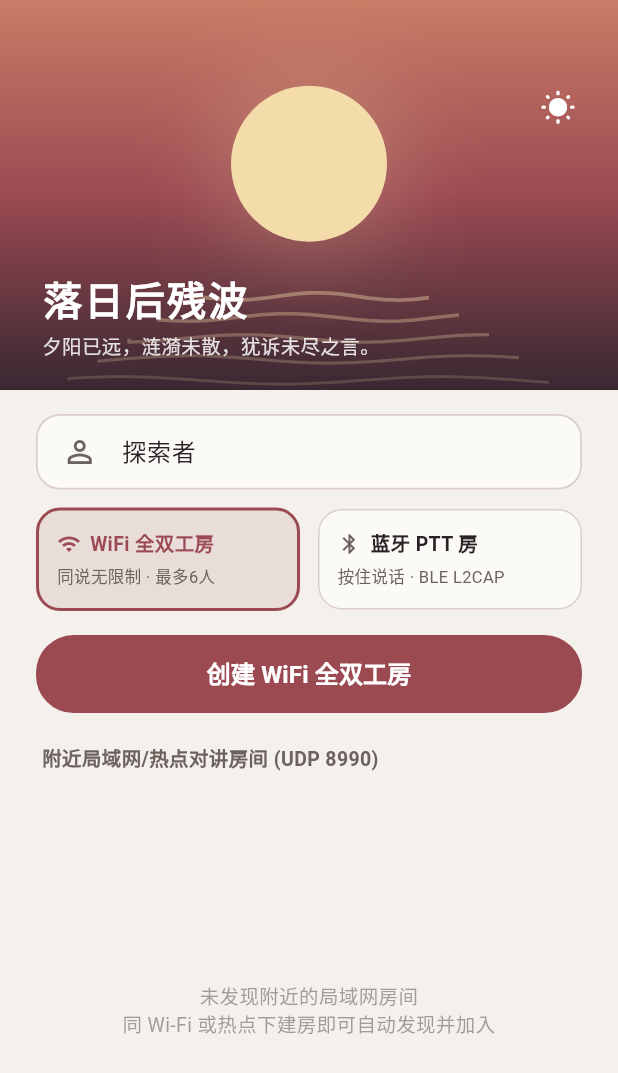
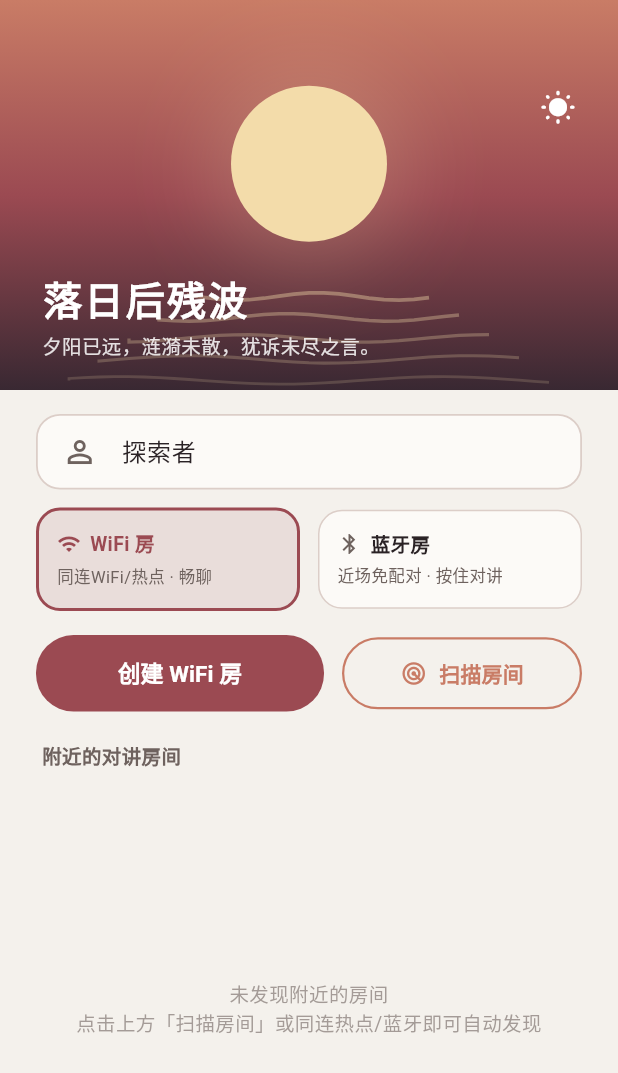
Before and after one commit to Starlordzz/sunsetripple, a Flutter app: the screen it shows after launch, on a phone screen of 412 x 824 dp. Shown: the top 1073 px of the screen. Run offline on Flutter 3.47's test engine with Material 3 defaults, Android fonts, the phone set to English and light mode, and no system bars; missing offline and left inert: dart:ffi.

Commit message:
fix(ui): add scan button, remove technical jargon, fix platform audio channel

```diff
--- a/lib/ui/pages/home_page.dart
+++ b/lib/ui/pages/home_page.dart
@@ -7,7 +7,7 @@ import '../theme/app_theme.dart';
 import '../widgets/celestial_canvas.dart';
 import 'room_page.dart';
 
-/// SunsetRipple Homepage with Full Feature Parity (WiFi Direct & Bluetooth PTT Modes).
+/// SunsetRipple Homepage.
 class HomePage extends StatefulWidget {
   final bool isNight;
   final VoidCallback onToggleTheme;
@@ -27,12 +27,23 @@ class _HomePageState extends State<HomePage> {
   final _lanDiscovery = LanRoomDiscovery();
   late AudioIo _audioIo;
   RoomMode _selectedMode = RoomMode.wifiFullDuplex;
+  bool _isScanning = false;
 
   @override
   void initState() {
     super.initState();
     _audioIo = PlatformAudioChannel();
+    _startScan();
+  }
+
+  void _startScan() {
+    setState(() => _isScanning = true);
     _lanDiscovery.startListening();
+    Future.delayed(const Duration(seconds: 2), () {
+      if (mounted) {
+        setState(() => _isScanning = false);
+      }
+    });
   }
 
   @override
@@ -129,7 +140,7 @@ class _HomePageState extends State<HomePage> {
 
             const SizedBox(height: 12),
 
-            // 3. Room Mode Selector (WiFi Direct / LAN Full-Duplex vs Bluetooth PTT)
+            // 3. Room Mode Selector (WiFi 房 vs 蓝牙房)
             Padding(
               padding: const EdgeInsets.symmetric(horizontal: 24),
               child: Row(
@@ -137,8 +148,8 @@ class _HomePageState extends State<HomePage> {
                   Expanded(
                     child: _ModeSelectChip(
                       icon: Icons.wifi,
-                      title: "WiFi 全双工房",
-                      subtitle: "同说无限制 · 最多6人",
+                      title: "WiFi 房",
+                      subtitle: "同连WiFi/热点 · 畅聊",
                       isSelected: _selectedMode == RoomMode.wifiFullDuplex,
                       isNight: isNight,
                       onTap: () => setState(() => _selectedMode = RoomMode.wifiFullDuplex),
@@ -148,8 +159,8 @@ class _HomePageState extends State<HomePage> {
                   Expanded(
                     child: _ModeSelectChip(
                       icon: Icons.bluetooth,
-                      title: "蓝牙 PTT 房",
-                      subtitle: "按住说话 · BLE L2CAP",
+                      title: "蓝牙房",
+                      subtitle: "近场免配对 · 按住对讲",
                       isSelected: _selectedMode == RoomMode.bluetoothPtt,
                       isNight: isNight,
                       onTap: () => setState(() => _selectedMode = RoomMode.bluetoothPtt),
@@ -161,11 +172,13 @@ class _HomePageState extends State<HomePage> {
 
             const SizedBox(height: 16),
 
-            // 4. Create Room Button
+            // 4. Action Buttons (创建房间 + 扫描搜房)
             Padding(
               padding: const EdgeInsets.symmetric(horizontal: 24),
-              child: SizedBox(
-                width: double.infinity,
+              child: Row(
+                children: [
+                  Expanded(
+                    flex: 6,
                     child: ElevatedButton(
                       onPressed: _onCreateRoom,
                       style: ElevatedButton.styleFrom(
@@ -178,10 +191,51 @@ class _HomePageState extends State<HomePage> {
                         elevation: 0,
                       ),
                       child: Text(
-                    _selectedMode == RoomMode.wifiFullDuplex ? "创建 WiFi 全双工房" : "创建蓝牙 PTT 房",
-                    style: const TextStyle(fontSize: 16, fontWeight: FontWeight.bold),
+                        _selectedMode == RoomMode.wifiFullDuplex ? "创建 WiFi 房" : "创建蓝牙房",
+                        style: const TextStyle(fontSize: 15, fontWeight: FontWeight.bold),
                       ),
                     ),
+                  ),
+                  const SizedBox(width: 12),
+                  Expanded(
+                    flex: 5,
+                    child: OutlinedButton.icon(
+                      onPressed: _isScanning ? null : _startScan,
+                      icon: _isScanning
+                          ? SizedBox(
+                              width: 16,
+                              height: 16,
+                              child: CircularProgressIndicator(
+                                strokeWidth: 2,
+                                color: isNight ? AppTheme.moonSilverWhite : AppTheme.sunsetCoral,
+                              ),
+                            )
+                          : Icon(
+                              Icons.radar,
+                              size: 18,
+                              color: isNight ? AppTheme.moonSilverWhite : AppTheme.sunsetCoral,
+                            ),
+                      label: Text(
+                        _isScanning ? "正在扫描" : "扫描房间",
+                        style: TextStyle(
+                          fontSize: 14,
+                          fontWeight: FontWeight.bold,
+                          color: isNight ? AppTheme.moonSilverWhite : AppTheme.sunsetCoral,
+                        ),
+                      ),
+                      style: OutlinedButton.styleFrom(
+                        side: BorderSide(
+                          color: isNight ? AppTheme.nightSkyBlue : AppTheme.sunsetCoral,
+                          width: 1.5,
+                        ),
+                        padding: const EdgeInsets.symmetric(vertical: 14),
+                        shape: RoundedRectangleBorder(
+                          borderRadius: BorderRadius.circular(25),
+                        ),
+                      ),
+                    ),
+                  ),
+                ],
               ),
             ),
 
@@ -190,16 +244,26 @@ class _HomePageState extends State<HomePage> {
             // 5. Discovered Rooms List Header
             Padding(
               padding: const EdgeInsets.symmetric(horizontal: 28),
-              child: Align(
-                alignment: Alignment.centerLeft,
-                child: Text(
-                  "附近局域网/热点对讲房间 (UDP 8990)",
+              child: Row(
+                mainAxisAlignment: MainAxisAlignment.spaceBetween,
+                children: [
+                  Text(
+                    "附近的对讲房间",
                     style: TextStyle(
                       color: textSecondary,
                       fontSize: 13,
                       fontWeight: FontWeight.w600,
                     ),
                   ),
+                  if (_isScanning)
+                    Text(
+                      "正在探测...",
+                      style: TextStyle(
+                        color: isNight ? AppTheme.nightSkyBlue : AppTheme.sunsetCoral,
+                        fontSize: 12,
+                      ),
+                    ),
+                ],
               ),
             ),
 
@@ -215,7 +279,7 @@ class _HomePageState extends State<HomePage> {
                   if (rooms.isEmpty) {
                     return Center(
                       child: Text(
-                        "未发现附近的局域网房间\n同 Wi-Fi 或热点下建房即可自动发现并加入",
+                        "未发现附近的房间\n点击上方「扫描房间」或同连热点/蓝牙即可自动发现",
                         textAlign: TextAlign.center,
                         style: TextStyle(color: textSecondary.withValues(alpha: 0.6), fontSize: 13),
                       ),
@@ -285,7 +349,7 @@ class _HomePageState extends State<HomePage> {
 
   void _onCreateRoom() async {
     final nickname = _nicknameController.text.trim().isEmpty ? "探索者" : _nicknameController.text.trim();
-    final roomName = _selectedMode == RoomMode.wifiFullDuplex ? "$nickname 的 WiFi 全双工房" : "$nickname 的蓝牙对讲房";
+    final roomName = _selectedMode == RoomMode.wifiFullDuplex ? "$nickname 的 WiFi 房" : "$nickname 的蓝牙房";
 
     final session = RoomSession(
       audioIo: _audioIo,
--- a/lib/ui/pages/room_page.dart
+++ b/lib/ui/pages/room_page.dart
@@ -8,7 +8,7 @@ import '../widgets/member_orbit.dart';
 import '../widgets/ptt_button.dart';
 import 'diagnostics_sheet.dart';
 
-/// Full Feature Parity Intercom Room Screen (Full-Duplex & PTT).
+/// SunsetRipple Intercom Room Screen.
 class RoomPage extends StatefulWidget {
   final RoomSession session;
   final bool isNight;
@@ -73,8 +73,6 @@ class _RoomPageState extends State<RoomPage> {
                       child: Column(
                         crossAxisAlignment: CrossAxisAlignment.start,
                         children: [
-                          Row(
-                            children: [
                           Text(
                             widget.roomName,
                             style: const TextStyle(
@@ -83,23 +81,9 @@ class _RoomPageState extends State<RoomPage> {
                               fontWeight: FontWeight.bold,
                             ),
                           ),
-                              const SizedBox(width: 8),
-                              Container(
-                                padding: const EdgeInsets.symmetric(horizontal: 8, vertical: 2),
-                                decoration: BoxDecoration(
-                                  color: Colors.white.withValues(alpha: 0.22),
-                                  borderRadius: BorderRadius.circular(10),
-                                ),
-                                child: Text(
-                                  isFullDuplex ? "全双工" : "PTT对讲",
-                                  style: const TextStyle(color: Colors.white, fontSize: 10, fontWeight: FontWeight.bold),
-                                ),
-                              ),
-                            ],
-                          ),
                           const SizedBox(height: 2),
                           Text(
-                            widget.session.isHost ? "我是房主 · 局域网广播搜房中" : "已加入房间 · 语音加密互通中",
+                            widget.session.isHost ? "我是房主 · 房间广播中" : "已加入房间 · 语音加密互通中",
                             style: TextStyle(
                               color: Colors.white.withValues(alpha: 0.82),
                               fontSize: 12,
@@ -132,7 +116,7 @@ class _RoomPageState extends State<RoomPage> {
 
             // 3. Central Interactive Element
             if (isFullDuplex)
-              // Full-Duplex Mode: Real-time Audio Wave Glow Indicator
+              // WiFi Mode: Real-time Audio Wave Pulse
               StreamBuilder<double>(
                 stream: widget.session.waveStream,
                 initialData: 0.0,
@@ -170,7 +154,7 @@ class _RoomPageState extends State<RoomPage> {
                           Text(
                             widget.session.isMuted
                                 ? "麦克风已静音"
-                                : (isSpeaking ? "正在实时拾音" : "全双工通话中"),
+                                : (isSpeaking ? "正在说话..." : "通话中"),
                             style: const TextStyle(
                               color: Colors.white,
                               fontSize: 15,
@@ -185,7 +169,7 @@ class _RoomPageState extends State<RoomPage> {
                 },
               )
             else
-              // Bluetooth PTT Mode: Push-To-Talk Disc Button
+              // Bluetooth Mode: Push-To-Talk Button
               PttButton(
                 isNight: isNight,
                 isPressed: widget.session.isPttPressed,
```
Lines whose indentation alone changed are shown as unchanged.
